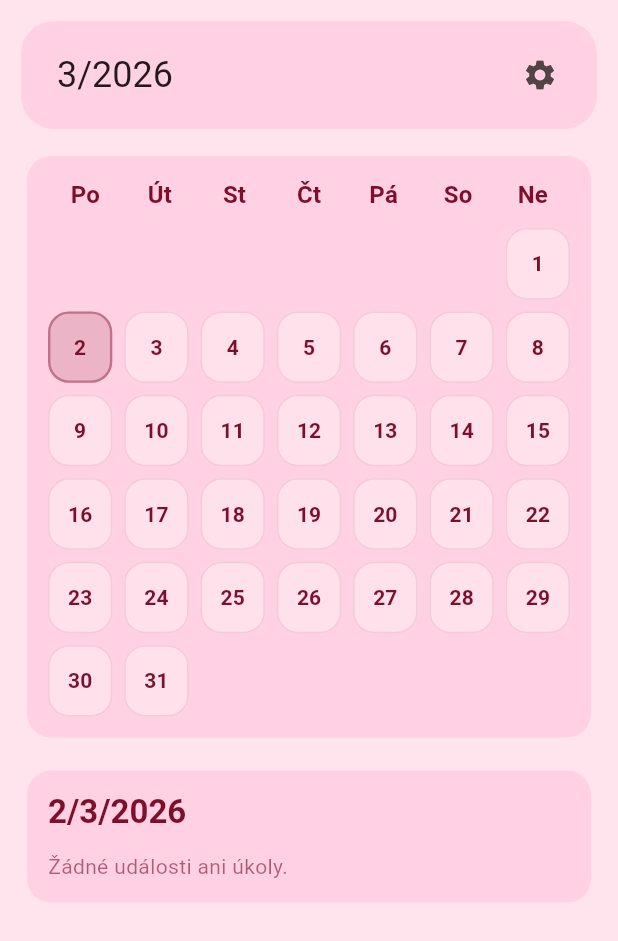
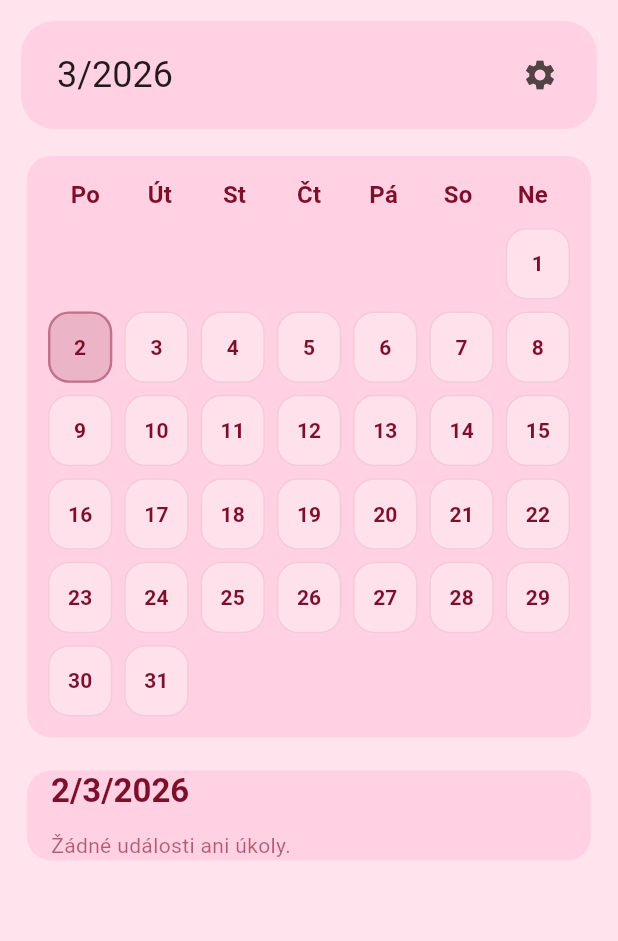
Before and after one commit to hhhanah97-hub/nyora, a Flutter app: the screen it shows after launch, on a phone screen of 412 x 824 dp. Shown: the top 941 px of the screen. Run offline on Flutter 3.47's test engine with Material 3 defaults, Android fonts, the phone set to English and light mode, and no system bars; our stand-ins replace flutter_colorpicker, shared_preferences; missing offline and left inert: universal_html.

Commit message:
přehled

```diff
--- a/lib/main.dart
+++ b/lib/main.dart
@@ -1280,7 +1280,7 @@ class _DayPreviewSection extends StatelessWidget {
       width: double.infinity,
       child: Card(
         child: Padding(
-          padding: const EdgeInsets.all(14),
+          padding: const EdgeInsets.symmetric(horizontal: 16),
           child: Column(
             crossAxisAlignment: CrossAxisAlignment.start,
             children: [
```
